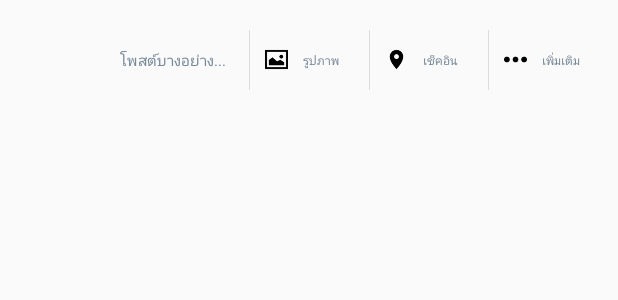
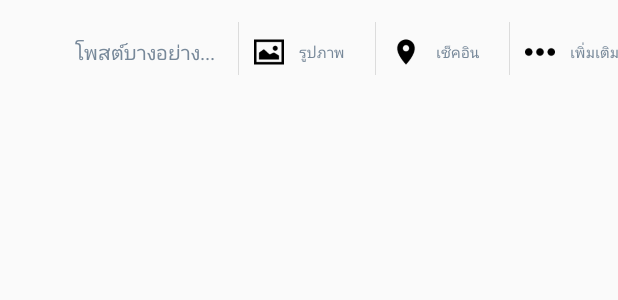
Before and after one commit to Chonlakant/Social-App, an Android app: the layout header_item.xml on its own in the app's theme, with its tools: preview values and no code run, on a phone screen of 412 x 824 dp. Shown: the top 300 px of the screen. Run offline under Robolectric (Android 15) with nearby library versions, the phone set to English and light mode, and no system bars; network calls fail.

```diff
--- a/app/build.gradle
+++ b/app/build.gradle
@@ -49,4 +49,6 @@ dependencies {
     compile 'com.squareup.okhttp3:okhttp:3.1.2'
     compile files('libs/YouTubeAndroidPlayerApi.jar')
     compile project(':rendererrecyclerviewadapter')
+    compile 'org.jbundle.util.osgi.wrapped:org.jbundle.util.osgi.wrapped.org.apache.http.client:4.1.2'
+
 }
--- a/app/src/main/java/com/app/sample/social/items/profile/ProfileViewRenderer.java
+++ b/app/src/main/java/com/app/sample/social/items/profile/ProfileViewRenderer.java
@@ -42,7 +42,7 @@ public class ProfileViewRenderer extends ViewRenderer<ProfileModel, ProfileViewH
         holder.text_name.setText(model.getName());
 
         long t = Long.parseLong(model.getTime());
-        holder.text_date.setText(getDate(t, "d-M-yyyy hh:mm") + "");
+        holder.text_date.setText(model.getTime());
 
         Picasso.with(getContext())
                 .load(model.getUrlAvatra())
--- a/app/src/main/java/com/app/sample/social/presenter/FeedPresenter.java
+++ b/app/src/main/java/com/app/sample/social/presenter/FeedPresenter.java
@@ -33,11 +33,13 @@ public class FeedPresenter implements FeedContract.HomePresenter {
         starWarsApi.getAllFilms().enqueue(new Callback<Feed2>() {
             @Override
             public void onResponse(Call<Feed2> call, Response<Feed2> response) {
+                list.clear();
+                for(int i =0;i<response.body().getItems().size();i++){
 
-                for(int i =0;i<response.body().getItems().size();i++){
                     list.add(response.body());
                 }
                 view.showAllFeed(list);
+
                 view.hideLoading();
             }
 
--- a/app/src/main/res/layout/header_item.xml
+++ b/app/src/main/res/layout/header_item.xml
@@ -10,7 +10,7 @@
         android:id="@+id/horizontalScrollView1"
         android:scrollbars="none"
         android:layout_width="match_parent"
-        android:layout_height="60dp">
+        android:layout_height="50dp">
 
         <LinearLayout
             android:layout_gravity="center"
@@ -26,7 +26,7 @@
                 android:layout_width="35dp"
                 android:layout_height="35dp"
                 android:layout_gravity="center"
-                android:layout_marginLeft="10dp" />
+                android:layout_marginLeft="5dp" />
 
             <TextView
                 android:id="@+id/title"
@@ -37,7 +37,7 @@
                 android:gravity="center"
                 android:text="โพสต์บางอย่าง..."
                 android:textColor="#778899"
-                android:textSize="10dp" />
+                android:textSize="13dp" />
 
             <View
                 android:layout_width="0.5dp"
@@ -47,8 +47,8 @@
                 android:background="#DCDCDC" />
 
             <ImageView
-                android:layout_width="15dp"
-                android:layout_height="15dp"
+                android:layout_width="20dp"
+                android:layout_height="20dp"
                 android:layout_gravity="center"
                 android:layout_marginLeft="10dp"
                 android:background="@drawable/picture_50" />
@@ -61,7 +61,7 @@
                 android:gravity="center"
                 android:text="รูปภาพ"
                 android:textColor="#778899"
-                android:textSize="8dp" />
+                android:textSize="10dp" />
 
             <View
                 android:layout_width="0.5dp"
@@ -71,8 +71,8 @@
                 android:background="#DCDCDC" />
 
             <ImageView
-                android:layout_width="15dp"
-                android:layout_height="15dp"
+                android:layout_width="20dp"
+                android:layout_height="20dp"
                 android:layout_gravity="center"
                 android:layout_marginLeft="10dp"
                 android:background="@drawable/marker_50" />
@@ -85,7 +85,7 @@
                 android:gravity="center"
                 android:text="เช็คอิน"
                 android:textColor="#778899"
-                android:textSize="8dp" />
+                android:textSize="10dp" />
 
             <View
                 android:layout_width="0.5dp"
@@ -95,8 +95,8 @@
                 android:background="#DCDCDC" />
 
             <ImageView
-                android:layout_width="15dp"
-                android:layout_height="15dp"
+                android:layout_width="20dp"
+                android:layout_height="20dp"
                 android:layout_gravity="center"
                 android:layout_marginLeft="10dp"
                 android:background="@drawable/more_50" />
@@ -109,7 +109,7 @@
                 android:gravity="center"
                 android:text="เพิ่มเติม"
                 android:textColor="#778899"
-                android:textSize="8dp" />
+                android:textSize="10dp" />
         </LinearLayout>
     </HorizontalScrollView>
 
```
Also changed, not shown: app/src/main/java/com/app/sample/social/fragment/PageFeedFragment.java (+23 -15 lines), app/src/main/java/com/app/sample/social/items/text/TextViewRenderer.java (+33 -34 lines), app/src/main/res/drawable/image_loading_in_text_24.png (added).
